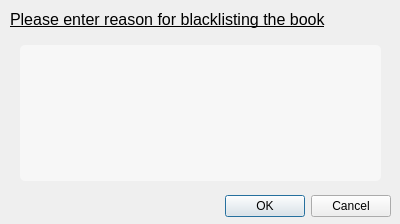
This is UI/BlacklistingDialog.ui in thaikum/Library-management as Qt 5 draws it before an edit. The edited form follows.
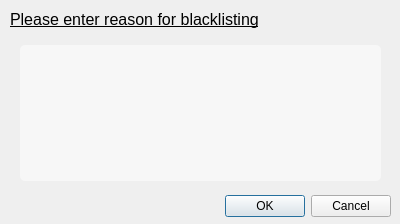
This is the edited form.

Patch:
```diff
--- a/UI/BlacklistingDialog.ui
+++ b/UI/BlacklistingDialog.ui
@@ -46,7 +46,7 @@
 text-decoration:underline;</string>
       </property>
       <property name="text">
-       <string>Please enter reason for blacklisting the book</string>
+       <string>Please enter reason for blacklisting</string>
       </property>
      </widget>
     </item>
```
Left out of the diff: 2 changed lines with no effect on the pictures.
